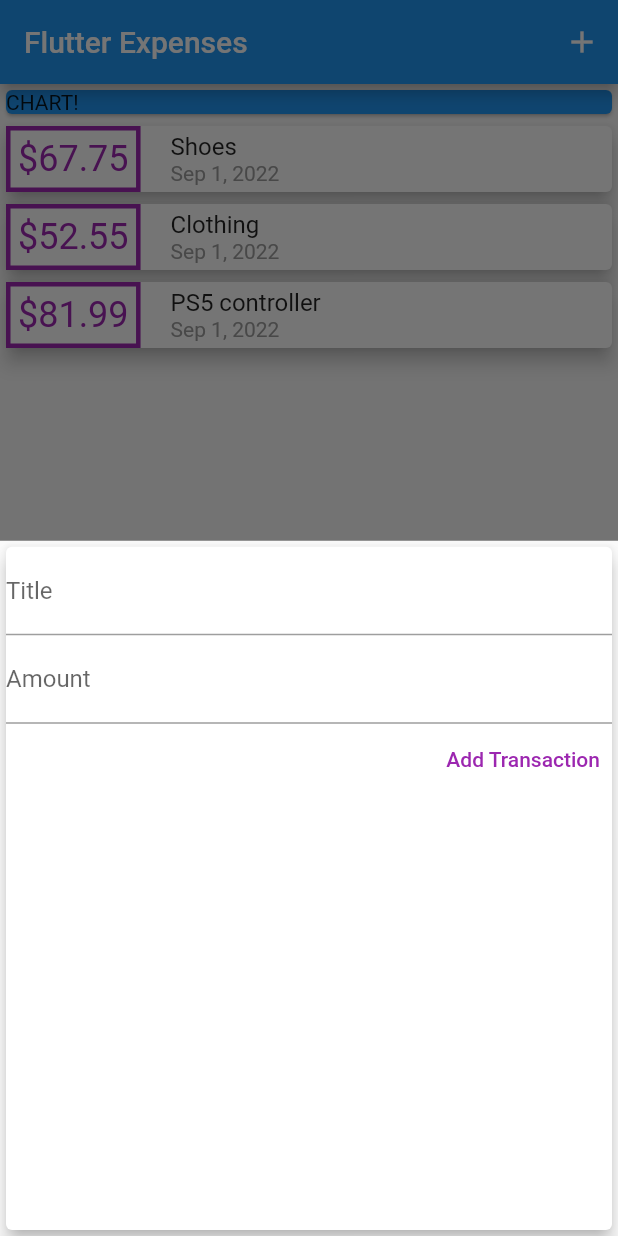
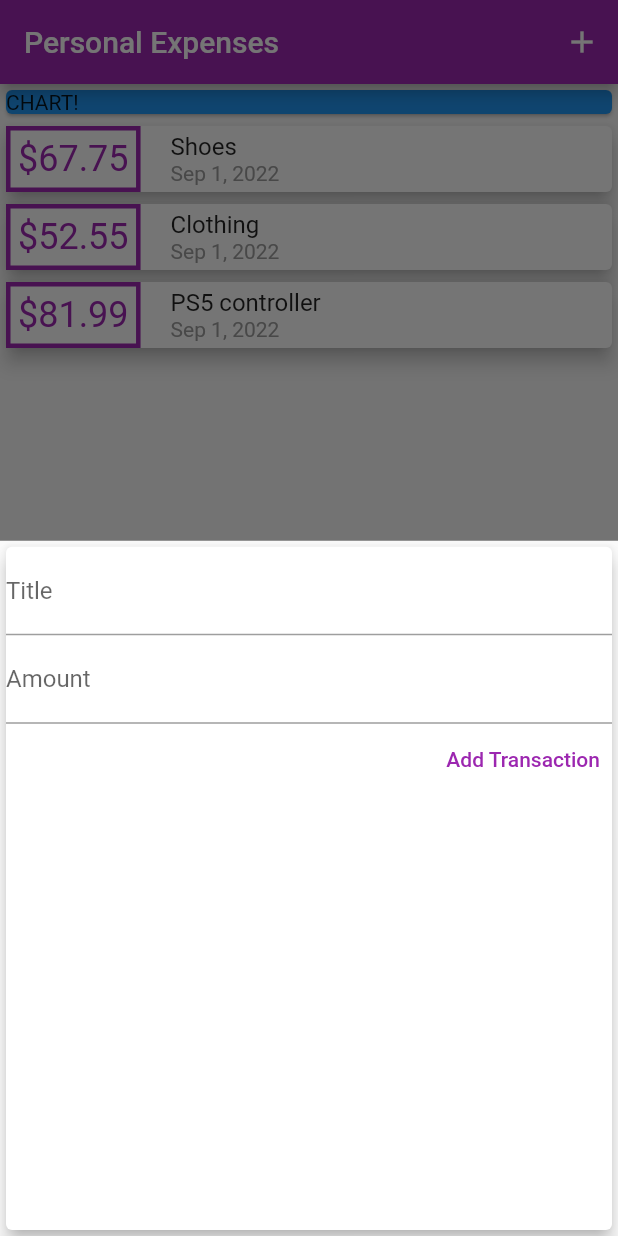
Before and after one commit to soulandbone/myexpenses_app, a Flutter app: the screen it shows after launch, after a tap on the "add" icon, on a phone screen of 412 x 824 dp. Run offline on Flutter 3.47's test engine with Material 2 defaults, Android fonts, the phone set to English and light mode, and no system bars.

Commit message:
Using Themes, using colors

```diff
--- a/lib/main.dart
+++ b/lib/main.dart
@@ -14,11 +14,12 @@ class MyApp extends StatelessWidget {
   @override
   Widget build(BuildContext context) {
     return MaterialApp(
-      title: 'Flutter Demo',
+      title: 'Personal Expenses',
       theme: ThemeData(
-        primarySwatch: Colors.blue,
+        primarySwatch: Colors.purple,
+        accentColor: Colors.amber,
       ),
-      home: const MyHomePage(title: 'Flutter Expenses'),
+      home: const MyHomePage(title: 'Personal Expenses'),
     );
   }
 }
--- a/lib/widgets/new_transaction.dart
+++ b/lib/widgets/new_transaction.dart
@@ -24,7 +24,7 @@ class _NewTransactionState extends State<NewTransaction> {
     }
 
     widget.addNewTrx(savedTitle, savedAmount);
-    Navigator.pop(context);
+    Navigator.pop(context); //Navigator.of(context).pop
   }
 
   @override
@@ -49,7 +49,7 @@ class _NewTransactionState extends State<NewTransaction> {
             onPressed: submitData,
             child: Text(
               'Add Transaction',
-              style: TextStyle(color: Colors.purple),
+              style: TextStyle(color: Theme.of(context).primaryColor),
             ),
           ),
         ],
--- a/lib/widgets/transaction_list.dart
+++ b/lib/widgets/transaction_list.dart
@@ -26,12 +26,14 @@ class TransactionList extends StatelessWidget {
                         Container(
                           padding: EdgeInsets.all(5),
                           decoration: BoxDecoration(
-                              border:
-                                  Border.all(color: Colors.purple, width: 3)),
+                              border: Border.all(
+                                  color: Theme.of(context).primaryColor,
+                                  width: 3)),
                           child: Text(
                             '\$${transactions[index].amount.toStringAsFixed(2)}',
-                            style:
-                                TextStyle(color: Colors.purple, fontSize: 24),
+                            style: TextStyle(
+                                color: Theme.of(context).primaryColor,
+                                fontSize: 24),
                           ),
                         )
                       ],
```
